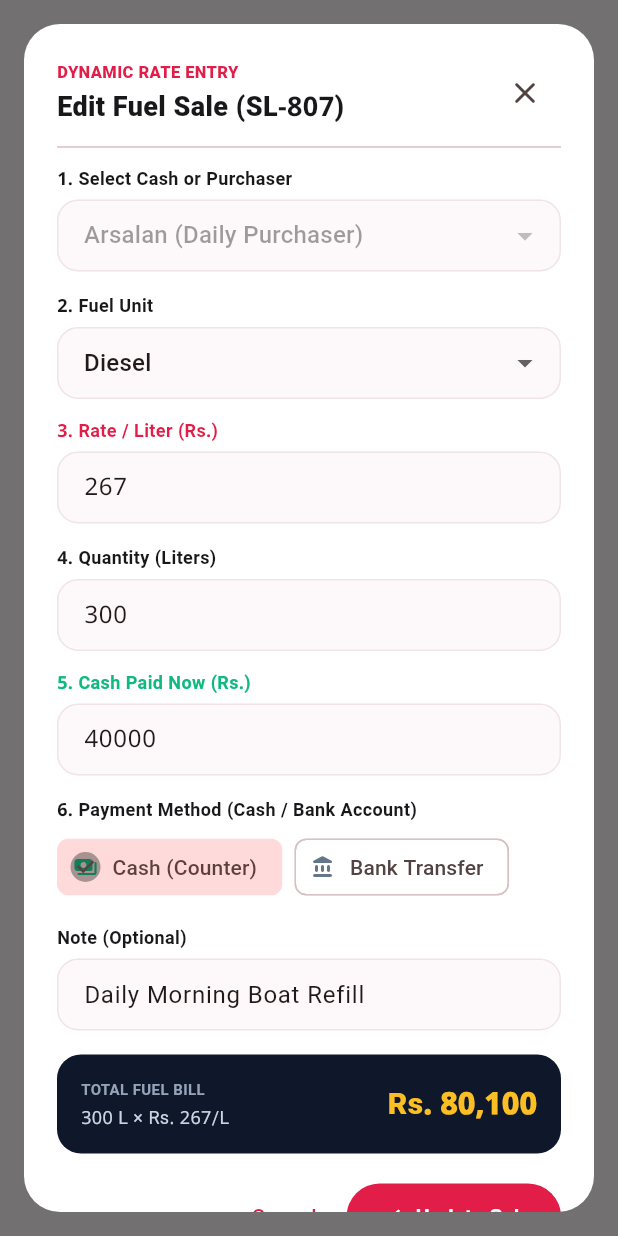
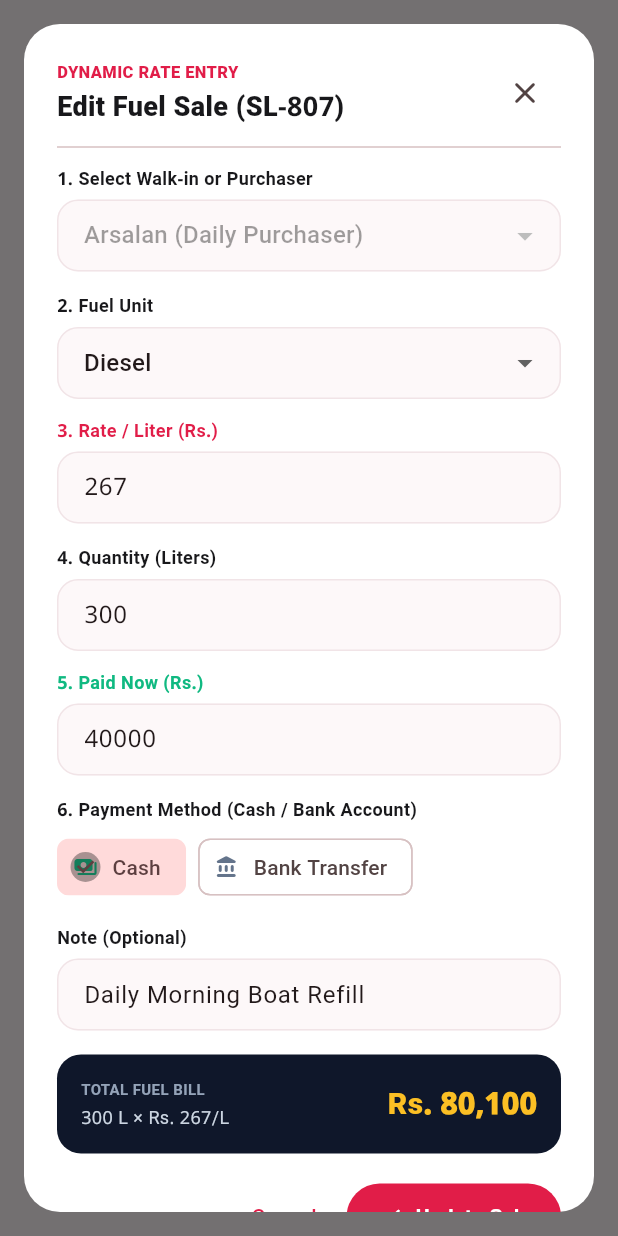
Before and after one commit to Haseeb-ML/bolan-gasoline-erp, a Flutter app: what showSaleFormDialog() shows on an empty page, opened directly with sample values from the repository, on a phone screen of 412 x 824 dp. Run offline on Flutter 3.47's test engine with Material 3 defaults, Android fonts, the phone set to English and light mode, and no system bars; our stand-ins replace web; missing offline and left inert: dart:js_interop; accounts and stored records are empty; network calls fail; Roboto replaces fonts that are missing (Plus Jakarta Sans).

Commit message:
Rename Cash Counter Sale (Walk-in) to Walk-in Customer

```diff
--- a/lib/data/repository/erp_seed_data.dart
+++ b/lib/data/repository/erp_seed_data.dart
@@ -64,9 +64,9 @@ class ErpSeedData {
   static List<Purchaser> purchasers() => const [
         Purchaser(
           id: 'CASH',
-          nameEn: 'Cash Counter Sale (Walk-in)',
-          nameUr: 'نقد کاؤنٹر سیل (کیش)',
-          phone: 'Counter',
+          nameEn: 'Walk-in Customer',
+          nameUr: 'واک ان کسٹمر',
+          phone: 'Walk-in',
           petrolRate: 262,
           dieselRate: 272,
         ),
--- a/lib/data/repository/erp_store.dart
+++ b/lib/data/repository/erp_store.dart
@@ -214,6 +214,13 @@ class ErpStore extends ChangeNotifier {
     if (map['purchasers'] is List) {
       purchasers = (map['purchasers'] as List)
           .map((e) => Purchaser.fromJson(e as Map<String, dynamic>))
+          .map((p) => p.id == 'CASH'
+              ? p.copyWith(
+                  nameEn: 'Walk-in Customer',
+                  nameUr: 'واک ان کسٹمر',
+                  phone: 'Walk-in',
+                )
+              : p)
           .toList();
     }
     if (map['suppliers'] is List) {
@@ -1467,9 +1474,9 @@ class ErpStore extends ChangeNotifier {
     purchasers = [
       Purchaser(
         id: 'CASH',
-        nameEn: 'Cash Counter Sale (Walk-in)',
-        nameUr: 'نقد کاؤنٹر سیل (کیش)',
-        phone: 'Counter',
+        nameEn: 'Walk-in Customer',
+        nameUr: 'واک ان کسٹمر',
+        phone: 'Walk-in',
         petrolRate: fuelStocks[FuelType.petrol]!.cashSaleRate,
         dieselRate: fuelStocks[FuelType.diesel]!.cashSaleRate,
       ),
--- a/lib/presentation/widgets/sale_form_dialog.dart
+++ b/lib/presentation/widgets/sale_form_dialog.dart
@@ -110,8 +110,8 @@ Future<void> showSaleFormDialog(
                     ),
                     const Divider(height: 24),
                     Text(
-                      tr(isUrdu, '1. Select Cash or Purchaser',
-                          '1. کیش یا پرچیزر منتخب کریں'),
+                      tr(isUrdu, '1. Select Walk-in or Purchaser',
+                          '1. واک ان یا پرچیزر منتخب کریں'),
                       style: TextStyle(
                           fontSize: 12,
                           fontWeight: FontWeight.w700,
@@ -279,7 +279,7 @@ Future<void> showSaleFormDialog(
                           crossAxisAlignment: CrossAxisAlignment.start,
                           children: [
                             Text(
-                              tr(isUrdu, '5. Cash Paid Now (Rs.)',
+                              tr(isUrdu, '5. Paid Now (Rs.)',
                                   '5. ابھی وصول شدہ رقم (روپے)'),
                               style: TextStyle(
                                   fontSize: 12,
@@ -342,7 +342,7 @@ Future<void> showSaleFormDialog(
                               color: selectedMethod == 'Cash'
                                   ? erp.success
                                   : erp.textMuted),
-                          label: Text(tr(isUrdu, 'Cash (Counter)', 'نقد کیش')),
+                          label: Text(tr(isUrdu, 'Cash', 'نقد کیش')),
                           selected: selectedMethod == 'Cash',
                           onSelected: (_) =>
                               setState(() => selectedMethod = 'Cash'),
```
Also changed, not shown: 1 other file.
